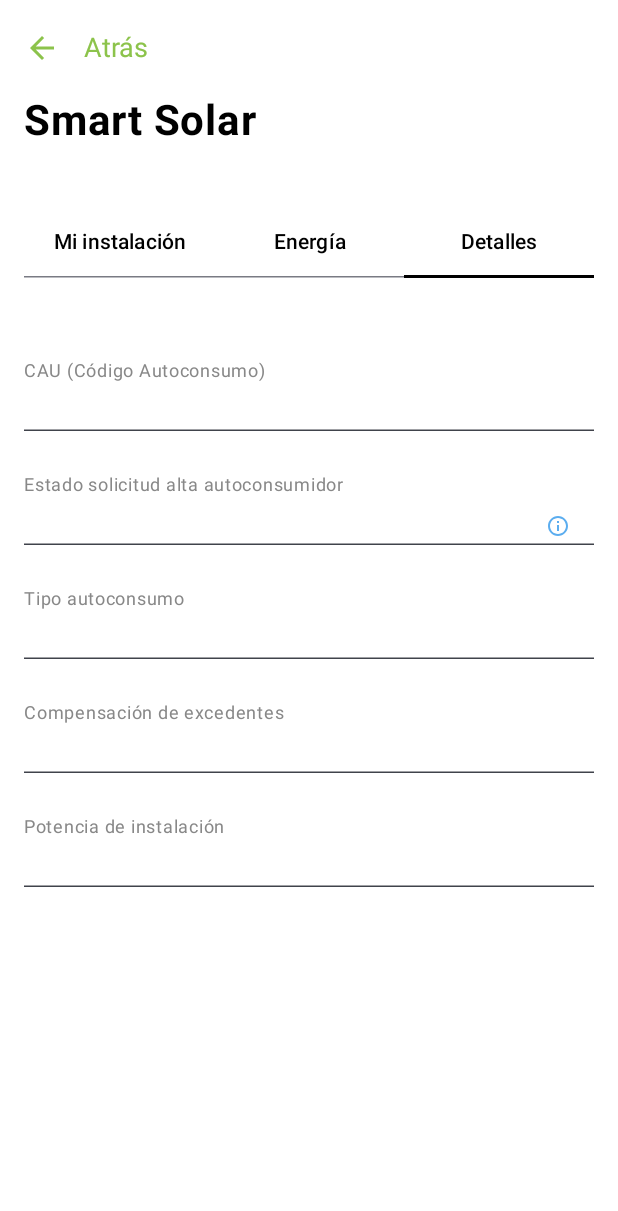
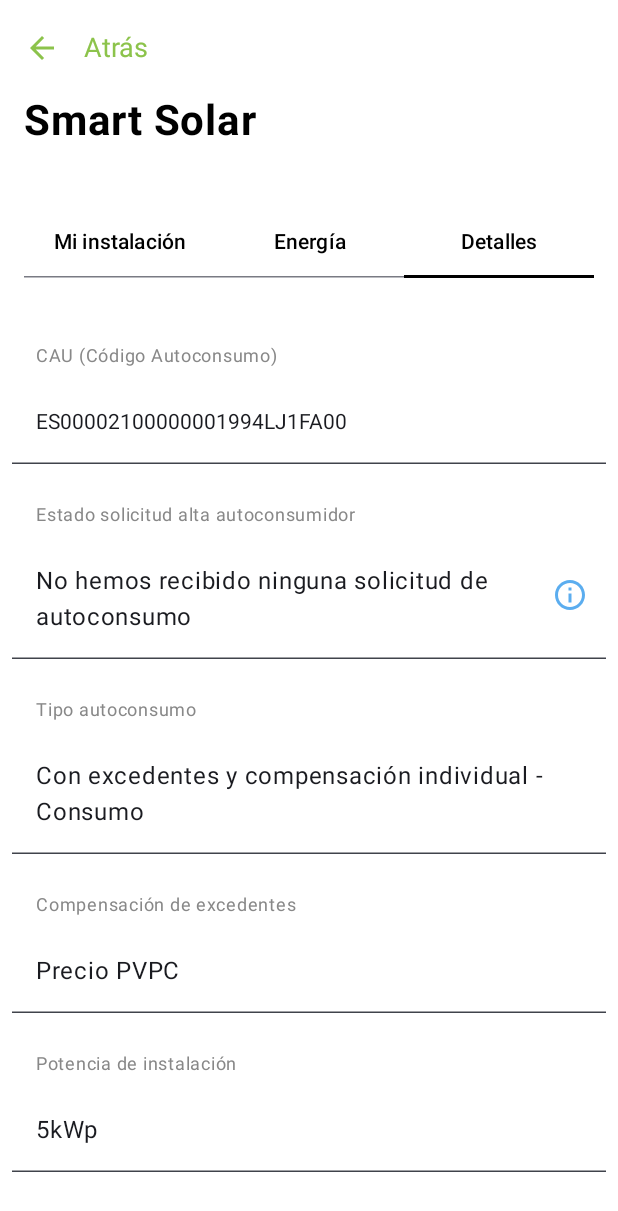
Before and after one commit to RominaLuppi/PracticaRominaLuppi, an Android app built with Jetpack Compose: the SmartSolarScreen screen opened through its navigation route, tab 3 chosen, on a phone screen of 412 x 824 dp. Shown: the top 1211 px of the screen. Run offline under Robolectric (Android 15) with nearby library versions, the phone set to English and light mode, and no system bars; our stand-ins replace Dagger/Hilt's generated code.

Commit message:
commit 17: Se configura la la pantalla de detalles para mostrar los datos. Se ajustan temas de diseño en general de la app

```diff
--- a/app/src/main/java/com/example/practicarominaluppi/MainActivity.kt
+++ b/app/src/main/java/com/example/practicarominaluppi/MainActivity.kt
@@ -23,6 +23,7 @@ import com.example.core.ui.view.FiltrosScreen
 import com.example.core.ui.view.HomeScreen
 import com.example.core.ui.view.SmartSolarScreen
 import com.example.core.ui.viewModel.SharedViewModel
+import com.example.core.ui.viewModel.SmartSolarViewModel
 import com.example.practicarominaluppi.ui.theme.PracticaRominaLuppiTheme
 import dagger.hilt.android.AndroidEntryPoint
 
@@ -81,13 +82,10 @@ fun MainNavigation() {
                 )
             }
             composable("SmartSolarScreen") { backStackEntry ->
-//                val viewModel: SmartSolarViewModel = hiltViewModel(backStackEntry)
+                val smartSolarViewModel: SmartSolarViewModel = hiltViewModel(backStackEntry)
                 SmartSolarScreen(
-                    modifier = Modifier,
-                    contentPadding = PaddingValues(),
                     navController = navController,
-                    onFilterClick = { },
-//                    viewModel = TODO,
+                    smartSolarViewModel = smartSolarViewModel
                 )
             }
         }
--- a/core/src/main/java/com/example/core/ui/view/FacturaScreen.kt
+++ b/core/src/main/java/com/example/core/ui/view/FacturaScreen.kt
@@ -256,7 +256,7 @@ fun FacturaDialog(
             Text(
                 text = stringResource(id = R.string.message_dialog),
                 fontSize = 20.sp,
-                color = Color.Black
+                color = Color.Black,
             )
         },
         confirmButton = {
--- a/core/src/main/java/com/example/core/ui/view/HomeScreen.kt
+++ b/core/src/main/java/com/example/core/ui/view/HomeScreen.kt
@@ -139,7 +139,8 @@ fun HomeScreen(navController: NavController) {
                 ) {
                     Text(
                         text = stringResource(R.string.btn_home_facturas),
-                        color = Color.White
+                        color = Color.White,
+                        fontSize = 16.sp
                     )
                 }
                 Spacer(modifier = Modifier.width(16.dp))
@@ -154,7 +155,8 @@ fun HomeScreen(navController: NavController) {
                 ) {
                     Text(
                         text = stringResource(R.string.btn_home_smart_solar),
-                        color = Color.White
+                        color = Color.White,
+                        fontSize = 16.sp
                     )
 
                 }
--- a/core/src/main/java/com/example/core/ui/view/SmartSolarScreen.kt
+++ b/core/src/main/java/com/example/core/ui/view/SmartSolarScreen.kt
@@ -6,7 +6,6 @@ import androidx.compose.foundation.clickable
 import androidx.compose.foundation.layout.Arrangement
 import androidx.compose.foundation.layout.Box
 import androidx.compose.foundation.layout.Column
-import androidx.compose.foundation.layout.PaddingValues
 import androidx.compose.foundation.layout.Row
 import androidx.compose.foundation.layout.Spacer
 import androidx.compose.foundation.layout.fillMaxSize
@@ -31,10 +30,15 @@ import androidx.compose.material3.TabRowDefaults.tabIndicatorOffset
 import androidx.compose.material3.Text
 import androidx.compose.material3.TextButton
 import androidx.compose.material3.TextField
+import androidx.compose.material3.TextFieldDefaults
 import androidx.compose.material3.TopAppBar
 import androidx.compose.material3.TopAppBarDefaults
 import androidx.compose.runtime.Composable
+import androidx.compose.runtime.getValue
+import androidx.compose.runtime.mutableStateOf
+import androidx.compose.runtime.remember
 import androidx.compose.runtime.rememberCoroutineScope
+import androidx.compose.runtime.setValue
 import androidx.compose.ui.Alignment
 import androidx.compose.ui.Modifier
 import androidx.compose.ui.graphics.Color
@@ -42,35 +46,29 @@ import androidx.compose.ui.layout.ContentScale
 import androidx.compose.ui.res.colorResource
 import androidx.compose.ui.res.painterResource
 import androidx.compose.ui.res.stringResource
+import androidx.compose.ui.text.TextStyle
 import androidx.compose.ui.text.font.FontFamily
 import androidx.compose.ui.text.font.FontWeight
 import androidx.compose.ui.text.style.TextAlign
 import androidx.compose.ui.unit.dp
 import androidx.compose.ui.unit.sp
+import androidx.hilt.navigation.compose.hiltViewModel
 import androidx.navigation.NavController
+import com.example.core.R
+import com.example.core.ui.viewModel.SmartSolarViewModel
 import kotlinx.coroutines.launch
-import androidx.compose.material3.TextFieldDefaults
-import androidx.compose.runtime.getValue
-import androidx.compose.runtime.mutableStateOf
-import androidx.compose.runtime.remember
-import androidx.compose.runtime.setValue
-import com.example.core.R
 
 @OptIn(ExperimentalMaterial3Api::class)
 @Composable
 fun SmartSolarScreen(
-//  viewModel: SmartSolarViewModel,
-    modifier: Modifier = Modifier,
-    contentPadding: PaddingValues = PaddingValues(0.dp),
+    smartSolarViewModel: SmartSolarViewModel = hiltViewModel(),
     navController: NavController,
-    onFilterClick: () -> Unit
 ) {
     val tabNames = listOf("Mi instalación", "Energía", "Detalles")
     val pagerStates = rememberPagerState(initialPage = 0) {
         tabNames.size
     }
     val coroutineScope = rememberCoroutineScope()
-//    val detalle = viewModel.detalle.collectAsState().value
 
     Scaffold(
         containerColor = Color.White,
@@ -164,22 +162,13 @@ fun SmartSolarScreen(
                 when (page) {
                     0 -> TabMiInstalacionview()
                     1 -> TabEnergiaView()
-                    2 -> TabDetallesView()/*{
-                       *//* if (detalle == null) {
-                            // Muestra un loading mientras se carga
-                            Box(modifier = Modifier.fillMaxSize(),
-                                contentAlignment = Alignment.Center)
-                            {
-                                CircularProgressIndicator()
-                            }
-                        } else {
-                            TabDetallesView(detalle) // Pasa los datos cargados para mostrarlos en el Tab
-                        }*//*
-                    }*/
+                    2 -> TabDetallesView(smartSolarViewModel)
+
+                    }
                 }
             }
         }
-    }
+
 
 }
 
@@ -229,43 +218,51 @@ fun InfoDialog(
 }
 
 @Composable
-fun TabDetallesView() {
+fun TabDetallesView(
+    smartSolarViewModel: SmartSolarViewModel
+) {
     var showDialog by remember { mutableStateOf(false) } //visibilidad del popup
+
+    val detalle = smartSolarViewModel.detalle
+
     Column(
         modifier = Modifier
-            .padding(16.dp)
+            .padding(8.dp)
             .fillMaxSize(),
-        verticalArrangement = Arrangement.spacedBy(6.dp)
+        verticalArrangement = Arrangement.spacedBy(4.dp)
     )
     {
         Spacer(modifier = Modifier.height(12.dp))
         Text(
             text = stringResource(R.string.text_cau),
             color = Color.Gray,
-            fontSize = 12.sp
+            fontSize = 12.sp,
+            modifier = Modifier.padding(start = 16.dp)
         )
         TextField(
-            value = "",
-            onValueChange = { },
+            value = detalle.cau,
+            onValueChange = {  },
             maxLines = 1,
             modifier = Modifier
-                .fillMaxWidth()
-                .height(22.dp),
+                .padding(bottom = 8.dp)
+                .fillMaxWidth(),
+            textStyle = TextStyle(textAlign = TextAlign.Start),
             colors = textViewFieldColors()
         )
-        Spacer(modifier = Modifier.height(12.dp))
+        Spacer(modifier = Modifier.height(6.dp))
         Text(
             text = stringResource(R.string.text_estado_solicitud),
             color = Color.Gray,
-            fontSize = 12.sp
+            fontSize = 12.sp,
+            modifier = Modifier.padding(start = 16.dp)
         )
         TextField(
-            value = "",
+            value = detalle.estadoSolicitud,
             onValueChange = { },
             maxLines = 2,
             modifier = Modifier
-                .fillMaxWidth()
-                .height(22.dp),
+                .padding(bottom = 8.dp)
+                .fillMaxWidth(),
             colors = textViewFieldColors(),
 
             trailingIcon = {
@@ -279,49 +276,55 @@ fun TabDetallesView() {
                 }
             }
         )
-        Spacer(modifier = Modifier.height(12.dp))
+        Spacer(modifier = Modifier.height(6.dp))
         Text(
             text = stringResource(R.string.text_tipo),
             color = Color.Gray,
-            fontSize = 12.sp
+            fontSize = 12.sp,
+            modifier = Modifier.padding(start = 16.dp)
         )
         TextField(
-            value = "",
+            value = detalle.tipoAutoconsumo,
             onValueChange = { },
             maxLines = 2,
             modifier = Modifier
-                .fillMaxWidth()
-                .height(22.dp),
+                .padding(bottom = 8.dp)
+                .fillMaxWidth(),
+
             colors = textViewFieldColors()
         )
-        Spacer(modifier = Modifier.height(12.dp))
+        Spacer(modifier = Modifier.height(6.dp))
         Text(
             text = stringResource(R.string.text_compensacion),
             color = Color.Gray,
-            fontSize = 12.sp
+            fontSize = 12.sp,
+            modifier = Modifier.padding(start = 16.dp)
         )
         TextField(
-            value = "",
+            value = detalle.compensacion,
             onValueChange = { },
             maxLines = 1,
             modifier = Modifier
-                .fillMaxWidth()
-                .height(22.dp),
+                .padding(bottom = 8.dp)
+                .fillMaxWidth(),
+
             colors = textViewFieldColors()
         )
-        Spacer(modifier = Modifier.height(12.dp))
+        Spacer(modifier = Modifier.height(6.dp))
         Text(
             text = stringResource(R.string.text_potencia),
             color = Color.Gray,
-            fontSize = 12.sp
+            fontSize = 12.sp,
+            modifier = Modifier.padding(start = 16.dp)
         )
         TextField(
-            value = "",
+            value = detalle.potencia,
             onValueChange = { },
             maxLines = 1,
             modifier = Modifier
-                .fillMaxWidth()
-                .height(22.dp),
+                .padding(bottom = 8.dp)
+                .fillMaxWidth(),
+
             colors = textViewFieldColors()
 
         )
@@ -339,7 +342,8 @@ fun textViewFieldColors() = TextFieldDefaults.colors(
 focusedIndicatorColor = Color.Black,
 focusedContainerColor = Color.Transparent,
 unfocusedContainerColor = Color.Transparent,
-disabledContainerColor = Color.Transparent
+disabledContainerColor = Color.Transparent,
+disabledTextColor = Color.Black
 )
 @Composable
 fun TabEnergiaView() {
--- /dev/null
+++ b/core/src/main/java/com/example/core/ui/viewModel/SmartSolarViewModel.kt
@@ -0,0 +1,13 @@
+package com.example.core.ui.viewModel
+
+import androidx.compose.runtime.*
+import androidx.lifecycle.ViewModel
+import com.example.data.MockDetalleSmartSolar
+import dagger.hilt.android.lifecycle.HiltViewModel
+import javax.inject.Inject
+
+@HiltViewModel
+class SmartSolarViewModel @Inject constructor() : ViewModel()  {
+    var detalle by mutableStateOf(MockDetalleSmartSolar())
+
+}
--- /dev/null
+++ b/data/src/main/java/com/example/data/MockDetalleSmartSolar.kt
@@ -0,0 +1,9 @@
+package com.example.data
+
+data class MockDetalleSmartSolar(
+    var cau: String = "ES00002100000001994LJ1FA00",
+    var estadoSolicitud: String = "No hemos recibido ninguna solicitud de autoconsumo",
+    var tipoAutoconsumo: String = "Con excedentes y compensación individual - Consumo",
+    var compensacion: String = "Precio PVPC",
+    var potencia: String = "5kWp"
+)
```
